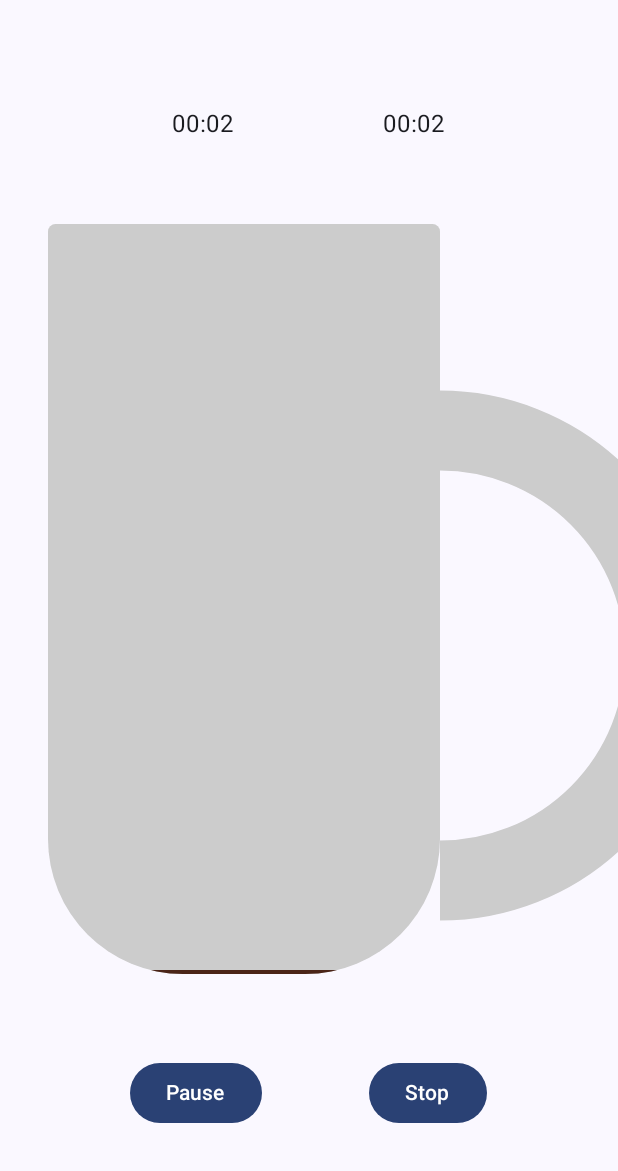
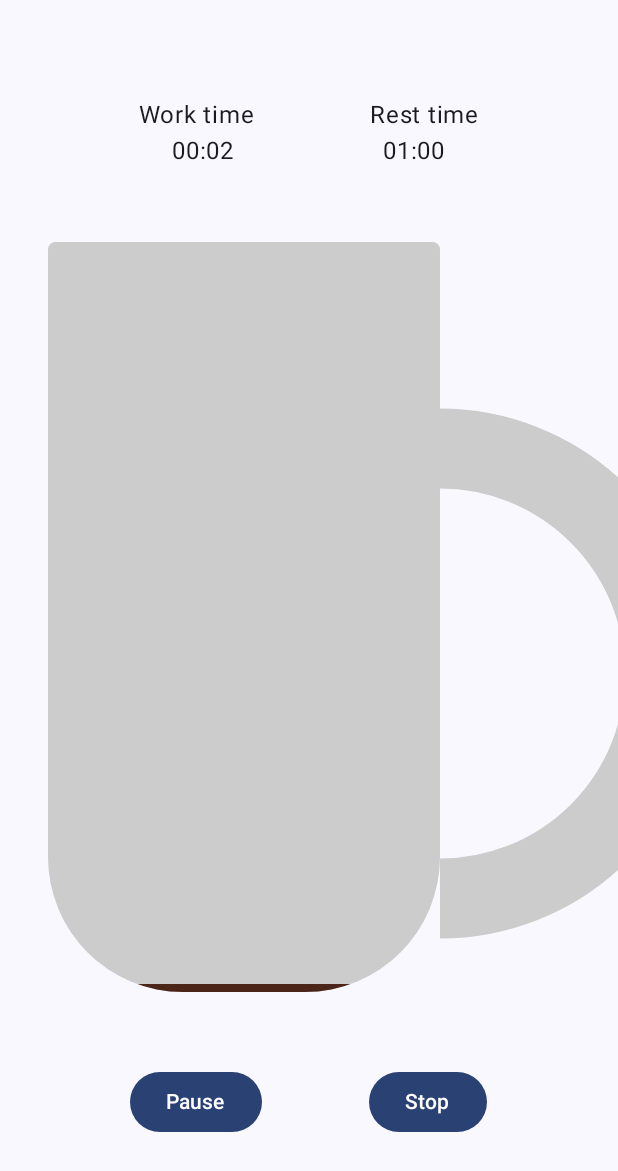
Before and after one commit to CaianMarcinkowski/PomodoroTimer, an Android app built with Jetpack Compose: the composable PomodoroTimer shown on its own in the app's theme, after a tap on "Start", on a phone screen of 412 x 824 dp. Shown: the top 1171 px of the screen. Run offline under Robolectric (Android 15) with nearby library versions, the phone set to English and light mode, and no system bars.

Commit message:
feat: rest timer implemented

```diff
--- a/app/src/main/java/com/example/pomodorotimer/MainActivity.kt
+++ b/app/src/main/java/com/example/pomodorotimer/MainActivity.kt
@@ -47,7 +47,7 @@ class MainActivity : ComponentActivity() {
     override fun onCreate(savedInstanceState: Bundle?) {
         super.onCreate(savedInstanceState)
         setContent {
-
+            PomodoroTimer()
         }
     }
 }
@@ -57,9 +57,11 @@ fun PomodoroTimer() {
     var progress by remember { mutableStateOf(0f) }
     var isTimerRunning by remember { mutableStateOf(false) }
     var buttonText by remember { mutableStateOf("Start") }
-    val totalTimeInSeconds = 2 * 60
+    val workTimeInSeconds = 1 * 60
+    val restTimeInSeconds = 1 * 60
     val rounded = 90
     var elapsedTime by remember { mutableStateOf(0f) }
+    var elapsedRestTime by remember { mutableStateOf(restTimeInSeconds) }
     val widthFraction = 0.75f
 
     val animatedProgress by animateFloatAsState(
@@ -71,15 +73,23 @@ fun PomodoroTimer() {
 
     LaunchedEffect(key1 = isTimerRunning) {
         if (isTimerRunning) {
-            while (elapsedTime < totalTimeInSeconds) {
+            while (elapsedTime < workTimeInSeconds) {
                 delay(1000)
                 elapsedTime += 1f
-                progress = elapsedTime / totalTimeInSeconds
+                progress = elapsedTime / workTimeInSeconds
             }
+
+            while (elapsedRestTime > 0) {
+                delay(1000)
+                elapsedRestTime -= 1
+                progress = (elapsedRestTime.toFloat() / restTimeInSeconds)
+            }
+
             isTimerRunning = false
             buttonText = "Start"
             progress = 0f
             elapsedTime = 0f
+            elapsedRestTime = restTimeInSeconds
         }
     }
 
@@ -98,31 +108,24 @@ fun PomodoroTimer() {
     ) {
         Spacer(modifier = Modifier.weight(0.1f))
 
-        Row(
-
-        ){
+        Row {
             Spacer(modifier = Modifier.weight(0.1f))
-            Text(text = formatTime(elapsedTime))
+            Text(text = "Work time")
             Spacer(modifier = Modifier.weight(0.1f))
-            Text(text = formatTime(elapsedTime))
+            Text(text = "Rest time")
             Spacer(modifier = Modifier.weight(0.1f))
 
         }
 
+        Row {
+            Spacer(modifier = Modifier.weight(0.1f))
+            Text(text = formatTime(elapsedTime))
+            Spacer(modifier = Modifier.weight(0.1f))
+            Text(text = formatTime(elapsedRestTime.toFloat()))
+            Spacer(modifier = Modifier.weight(0.1f))
+        }
+
         Spacer(modifier = Modifier.weight(0.1f))
-
-        /*
-        LinearProgressIndicator(
-            progress = { progress },
-            modifier = Modifier
-                .fillMaxWidth()
-                .fillMaxHeight(0.8f)
-                .padding(bottom = 16.dp)
-                .fillMaxSize(),
-            color = Color.Blue,
-            strokeCap = androidx.compose.ui.graphics.StrokeCap.Round
-        )
-        */
 
         Row (
             modifier = Modifier
@@ -190,9 +193,7 @@ fun PomodoroTimer() {
         }
         Spacer(modifier = Modifier.weight(0.1f))
 
-        Row(
-
-        ) {
+        Row{
             Spacer(modifier = Modifier.weight(0.1f))
 
             Button(onClick = {
```
